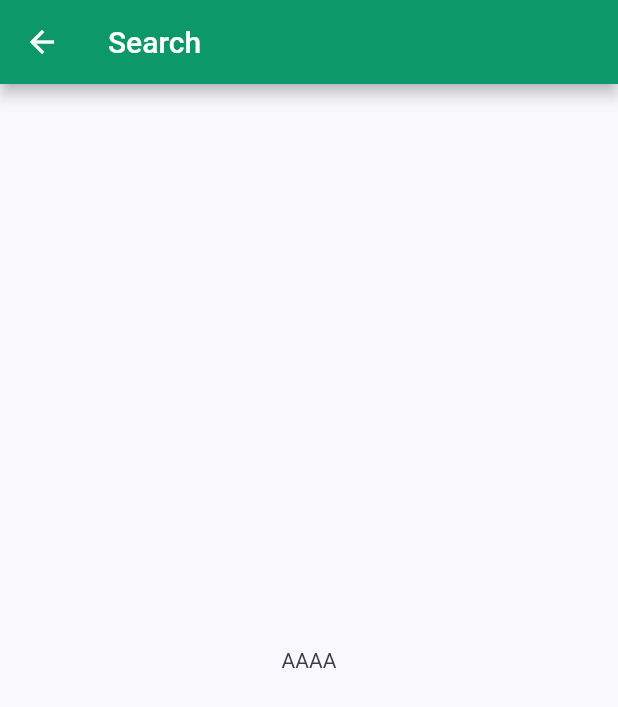
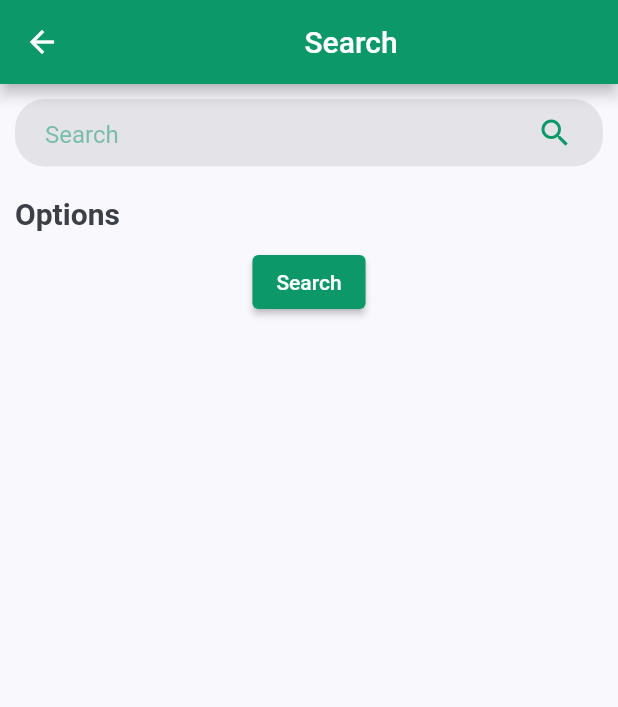
Before and after one commit to danganhhao/RealEstateFlutter, a Flutter app: the SearchScreen screen opened directly, on a phone screen of 412 x 824 dp. Shown: the top 707 px of the screen. Run offline on Flutter 3.47's test engine with Material 2 defaults, Android fonts, the phone set to English and light mode, and no system bars; our stand-ins replace bloc, dio, equatable, flutter_bloc, get_it, sembast and 2 more; missing offline and left inert: shared_preferences_web, xxtea; accounts and stored records are empty; network calls fail.

Commit message:
Search screen

```diff
--- a/lib/ui/category/category.dart
+++ b/lib/ui/category/category.dart
@@ -31,7 +31,7 @@ class _CategoryScreenState extends State<CategoryScreen> {
   @override
   Widget build(BuildContext context) {
     return Scaffold(
-      appBar: AppBar(title: const Text("Category")),
+      appBar: AppBar(title: const Center(child: Text("Category"))),
       body: _buildBody(),
     );
   }
--- a/lib/ui/search/search.dart
+++ b/lib/ui/search/search.dart
@@ -1,15 +1,25 @@
 import 'package:flutter/material.dart';
+import 'package:flutter_bloc/flutter_bloc.dart';
+import 'package:real_estate/constants/colors.dart';
+import 'package:real_estate/constants/dimens.dart';
 
 class SearchScreen extends StatefulWidget {
   static Route<dynamic> route() => MaterialPageRoute(
-    builder: (context) => SearchScreen(),
-  );
+        builder: (context) => SearchScreen(),
+      );
 
   @override
   _SearchScreenState createState() => _SearchScreenState();
 }
 
 class _SearchScreenState extends State<SearchScreen> {
+  bool _isShowOptions = false;
+  String _keyword = "";
+  String _cityId= "";
+  String _districtId = "";
+  String _wardId = "";
+  String _estateTypeId = "";
+
   @override
   void initState() {
     super.initState();
@@ -18,12 +28,162 @@ class _SearchScreenState extends State<SearchScreen> {
   @override
   Widget build(BuildContext context) {
     return Scaffold(
-      appBar: AppBar(
-        title: Text("Search"),
-      ),
-      body: Center(
-        child: Text("AAAA"),
+        appBar: AppBar(title: const Center(child: Text("Search"))),
+        body: SingleChildScrollView(
+          scrollDirection: Axis.vertical,
+          physics: const AlwaysScrollableScrollPhysics(),
+          child: Column(
+            children: [
+              _buildSearchBox(),
+              _buildTitleOptions(),
+              _buildSearchOptions(),
+              Center(
+                child: ElevatedButton(
+                    child: const Text('Search'),
+                    onPressed: () {},
+                    style: ElevatedButton.styleFrom(
+                        primary: AppColors.primaryColor)),
+              )
+            ],
+          ),
+        ));
+  }
+
+  InkWell _buildTitleOptions() {
+    return InkWell(
+        onTap: () {
+          setState(() {
+            _isShowOptions = !_isShowOptions;
+          });
+        },
+        child: Container(
+          margin: const EdgeInsets.symmetric(
+              horizontal: Dimens.default_padding * .5,
+              vertical: Dimens.default_padding * .5),
+          alignment: Alignment.centerLeft,
+          child: const Text(
+            "Options",
+            style: TextStyle(fontSize: 20, fontWeight: FontWeight.bold),
+          ),
+        ));
+  }
+
+  Widget _buildSearchBox() {
+    return Container(
+      margin: const EdgeInsets.all(Dimens.default_padding * .5),
+      padding: const EdgeInsets.symmetric(horizontal: Dimens.default_padding),
+      height: 45,
+      decoration: BoxDecoration(
+          color: Colors.grey.withOpacity(0.23),
+          borderRadius: BorderRadius.circular(20)),
+      child: Row(
+        children: [
+          Expanded(
+            child: TextField(
+              decoration: InputDecoration(
+                hintText: "Search",
+                hintStyle:
+                    TextStyle(color: AppColors.primaryColor.withOpacity(0.5)),
+                enabledBorder: InputBorder.none,
+                focusedBorder: InputBorder.none,
+              ),
+            ),
+            flex: 1,
+          ),
+          const Icon(Icons.search, color: AppColors.primaryColor)
+        ],
       ),
     );
   }
+
+  Widget _buildSearchOptions() {
+    Map<int, String> options = {};
+    options[0] = "City";
+    options[1] = "District";
+    options[2] = "Ward";
+    options[3] = "Estate type";
+    return _isShowOptions == true
+        ? ListView.builder(
+            physics: const NeverScrollableScrollPhysics(),
+            itemCount: options.length,
+            scrollDirection: Axis.vertical,
+            shrinkWrap: true,
+            itemBuilder: (context, index) {
+              return Column(
+                children: [
+                  Container(
+                      margin: const EdgeInsets.symmetric(
+                          horizontal: Dimens.default_padding * .5),
+                      alignment: Alignment.centerLeft,
+                      child: Text(
+                        options[index] ?? "",
+                        style: const TextStyle(
+                            fontSize: 16,
+                            fontWeight: FontWeight.bold,
+                            color: AppColors.primaryColor),
+                      )),
+                  InkWell(
+                    onTap: () {
+                      _selectBottomSheet();
+                    },
+                    child: Container(
+                        margin: const EdgeInsets.symmetric(
+                            horizontal: Dimens.default_padding * .5,
+                            vertical: Dimens.default_padding * .25),
+                        padding: const EdgeInsets.symmetric(
+                            horizontal: Dimens.default_padding * .5),
+                        height: 40,
+                        decoration: BoxDecoration(
+                            color: Colors.white,
+                            borderRadius: BorderRadius.circular(8),
+                            border: Border.all(color: AppColors.primaryColor)),
+                        child: Row(
+                          children: [
+                            Expanded(
+                              child: Text(options[index] ?? "",
+                                  style: const TextStyle(
+                                      fontSize: 14, color: Colors.black)),
+                              flex: 1,
+                            ),
+                            const Icon(Icons.keyboard_arrow_down,
+                                color: Colors.black)
+                          ],
+                        )),
+                  )
+                ],
+              );
+            })
+        : Container();
+  }
+
+  void _selectBottomSheet() {
+    Size size = MediaQuery.of(context).size;
+    showModalBottomSheet(
+        context: context,
+        builder: (builder) {
+          return Column(
+            children: [
+              Container(
+                margin: const EdgeInsets.symmetric(
+                    horizontal: Dimens.default_padding * .5,
+                    vertical: Dimens.default_padding * .25),
+                padding: const EdgeInsets.symmetric(
+                    horizontal: Dimens.default_padding * .5),
+                height: 30,
+                decoration: BoxDecoration(
+                    color: Colors.white,
+                    borderRadius: BorderRadius.circular(8),
+                    border: Border.all(color: AppColors.primaryColor)),
+                child: const TextField(
+                    decoration: InputDecoration(
+                  hintText: "Search",
+                  hintStyle: TextStyle(color: Colors.black54, fontSize: 14),
+                  enabledBorder: InputBorder.none,
+                  focusedBorder: InputBorder.none,
+                )),
+              )
+            ],
+          );
+        });
+  }
 }
```
Also changed, not shown: 1 other file.
